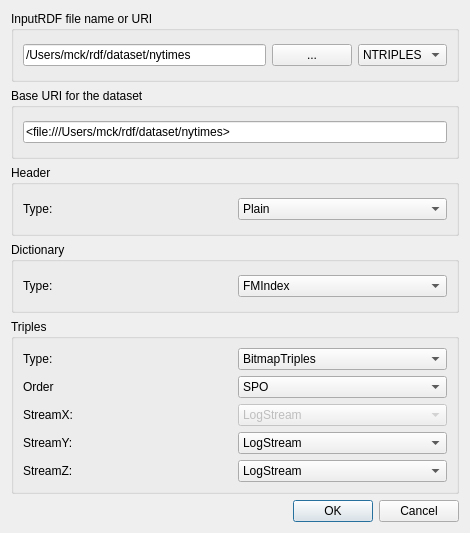
First picture: the form in hdt-it/hdtspecform.ui, repository rdfhdt/hdt-cpp, before the edit.
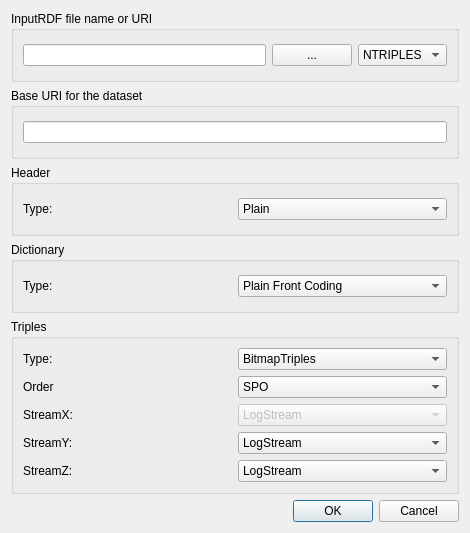
Second picture: the form after the edit.

Commit message: PFC Dictionary selected by default.

The edit to the form file:
```diff
--- a/hdt-it/hdtspecform.ui
+++ b/hdt-it/hdtspecform.ui
@@ -31,7 +31,7 @@
         <item>
          <widget class="QLineEdit" name="rdfInputFile">
           <property name="text">
-           <string>/Users/mck/rdf/dataset/nytimes</string>
+           <string/>
           </property>
          </widget>
         </item>
@@ -78,7 +78,7 @@
         <item>
          <widget class="QLineEdit" name="baseUriText">
           <property name="text">
-           <string>&lt;file:///Users/mck/rdf/dataset/nytimes&gt;</string>
+           <string/>
           </property>
          </widget>
         </item>
@@ -137,11 +137,6 @@
             <verstretch>0</verstretch>
            </sizepolicy>
           </property>
-          <item>
-           <property name="text">
-            <string>FMIndex</string>
-           </property>
-          </item>
           <item>
            <property name="text">
             <string>Plain Front Coding</string>
```
Left out of the diff: 5 changed lines with no effect on the pictures. The commit also changes 1 other file.
